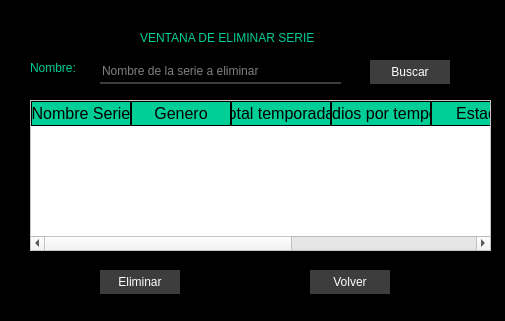
Qt form ProyectoFinal_Crud_Series-joel-parte/ventanaeliminar.ui (josiasarevalorm-jj/ProyectoFinal_Crud_Series) before a commit.
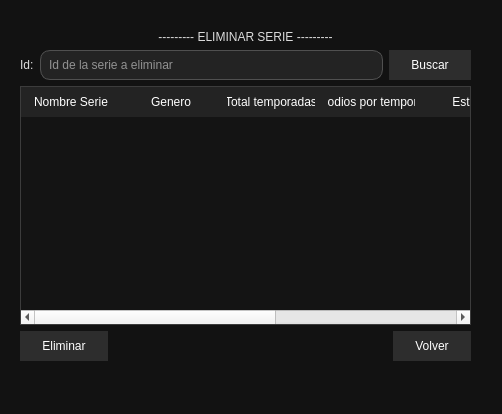
The same form after that commit.

```diff
--- a/ProyectoFinal_Crud_Series-joel-parte/ventanaeliminar.ui
+++ b/ProyectoFinal_Crud_Series-joel-parte/ventanaeliminar.ui
@@ -6,87 +6,89 @@
    <rect>
     <x>0</x>
     <y>0</y>
-    <width>505</width>
-    <height>321</height>
+    <width>502</width>
+    <height>414</height>
    </rect>
   </property>
-  <property name="palette">
-   <palette>
-    <active>
-     <colorrole role="Window">
-      <brush brushstyle="SolidPattern">
-       <color alpha="255">
-        <red>0</red>
-        <green>0</green>
-        <blue>0</blue>
-       </color>
-      </brush>
-     </colorrole>
-    </active>
-    <inactive>
-     <colorrole role="Window">
-      <brush brushstyle="SolidPattern">
-       <color alpha="255">
-        <red>0</red>
-        <green>0</green>
-        <blue>0</blue>
-       </color>
-      </brush>
-     </colorrole>
-    </inactive>
-    <disabled>
-     <colorrole role="Base">
-      <brush brushstyle="SolidPattern">
-       <color alpha="255">
-        <red>0</red>
-        <green>0</green>
-        <blue>0</blue>
-       </color>
-      </brush>
-     </colorrole>
-     <colorrole role="Window">
-      <brush brushstyle="SolidPattern">
-       <color alpha="255">
-        <red>0</red>
-        <green>0</green>
-        <blue>0</blue>
-       </color>
-      </brush>
-     </colorrole>
-    </disabled>
-   </palette>
-  </property>
   <property name="windowTitle">
    <string>Dialog</string>
   </property>
   <property name="styleSheet">
-   <string notr="true">QFrame {
-    background-color: rgb(61, 61, 61);
+   <string notr="true">/* =====================
+   FONDO DEL DIALOG
+===================== */
+QDialog {
+    background-color: rgb(18, 18, 18);
 }
 
-/* ---------- QLabel ---------- */
+/* =====================
+   TITULO ROJO
+===================== */
+QLabel#labelTitulo {
+    background-color: rgb(229, 9, 20);
+    color: white;
+    font: 87 18pt &quot;Arial Black&quot;;
+    border-radius: 14px;
+    padding: 8px;
+    qproperty-alignment: AlignCenter;
+}
+
+/* =====================
+   LABELS (TEXTOS)
+===================== */
 QLabel {
-    font: 87 12pt &quot;Arial Black&quot;;
-    background-color: #000000;
-    color: rgb(0, 206, 151);
-    border: 0px;
+    color: rgb(220, 220, 220);
+    font: 10pt &quot;Arial&quot;;
 }
 
-/* ---------- QLineEdit ---------- */
+/* =====================
+   INPUT TEXTO
+===================== */
 QLineEdit {
-    border: 0px;
-    border-bottom: 2px solid rgb(61, 61, 61);
-    color: rgb(255, 255, 255);
-    background-color: rgb(0, 0, 0);
-    font: 75 12pt &quot;Times New Roman&quot;;
+    background-color: rgb(35, 35, 35);
+    color: white;
+    border: 1px solid rgb(80, 80, 80);
+    border-radius: 10px;
+    padding: 6px;
 }
 
-/* ---------- QPushButton ---------- */
+/* =====================
+   SPINBOX
+===================== */
+QSpinBox {
+    background-color: rgb(35, 35, 35);
+    color: white;
+    border: 1px solid rgb(80, 80, 80);
+    border-radius: 10px;
+    padding: 4px;
+}
+
+/* =====================
+   COMBOBOX
+===================== */
+QComboBox {
+    background-color: rgb(35, 35, 35);
+    color: white;
+    border: 1px solid rgb(80, 80, 80);
+    border-radius: 10px;
+    padding: 5px;
+}
+
+QComboBox QAbstractItemView {
+    background-color: rgb(25, 25, 25);
+    color: white;
+    selection-background-color: rgb(229, 9, 20);
+}
+
+/* =====================
+   BOTONES
+===================== */
 QPushButton {
-    background-color: rgb(61, 61, 61);
-    border-radius: 15px;
-    color: rgb(255, 255, 255);
-    font: 77 10pt &quot;Arial Black&quot;;
+    background-color: rgb(45, 45, 45);
+    color: white;
+    font: 11pt &quot;Arial Black&quot;;
+    border-radius: 18px;
+    padding: 8px 22px;
 }
 
 QPushButton:hover {
@@ -94,75 +96,89 @@
     color: rgb(0, 0, 0);
 }
 
-/* ---------- QTableWidget ---------- */
+QPushButton:pressed {
+    background-color: rgb(180, 0, 0);
+}
 QTableWidget {
-    background-color: rgb(255, 255, 255);
-    color: rgb(0, 0, 0);
-    gridline-color: rgb(0, 206, 151);
-    font-size: 12pt;
+    background-color: rgb(20, 20, 20);
+    color: rgb(220, 220, 220);
+    gridline-color: rgb(60, 60, 60);
+    border: 1px solid rgb(60, 60, 60);
+    font: 10pt &quot;Segoe UI&quot;;
 }
 
-/* ---------- Encabezados ---------- */
+/* Encabezados */
 QHeaderView::section {
-    background-color: rgb(0, 206, 151);
-    border: 1px solid rgb(0, 0, 0);
-    font-size: 12pt;
+    background-color: rgb(35, 35, 35);
+    color: white;
+    font: 11pt &quot;Arial Black&quot;;
+    border: none;
+    padding: 6px;
 }
 
-/* ---------- Botón esquina tabla ---------- */
-QTableWidget QTableCornerButton::section {
-    background-color: rgb(0, 0, 0);
-    border: 1px solid rgb(0, 206, 151);
+/* Filas alternas */
+QTableWidget::item {
+    padding: 6px;
+}
+
+QTableWidget::item:selected {
+    background-color: rgb(229, 9, 20);
+    color: white;
+}
+
+/* Botón esquina (arriba izquierda) */
+QTableCornerButton::section {
+    background-color: rgb(35, 35, 35);
+    border: none;
 }</string>
   </property>
-  <widget class="QLabel" name="label">
+  <widget class="QWidget" name="">
    <property name="geometry">
     <rect>
-     <x>140</x>
+     <x>20</x>
      <y>30</y>
-     <width>251</width>
-     <height>16</height>
+     <width>451</width>
+     <height>331</height>
     </rect>
    </property>
+   <layout class="QVBoxLayout" name="verticalLayout">
+    <item>
+     <widget class="QLabel" name="label">
    <property name="text">
-    <string>VENTANA DE ELIMINAR SERIE</string>
-   </property>
-  </widget>
+       <string>--------- ELIMINAR SERIE ---------</string>
+      </property>
+      <property name="alignment">
+       <set>Qt::AlignmentFlag::AlignCenter</set>
+      </property>
+     </widget>
+    </item>
+    <item>
+     <layout class="QHBoxLayout" name="horizontalLayout_2">
+      <item>
   <widget class="QLabel" name="label_2">
-   <property name="geometry">
-    <rect>
-     <x>30</x>
-     <y>60</y>
-     <width>49</width>
-     <height>16</height>
-    </rect>
-   </property>
    <property name="text">
-    <string>Nombre:</string>
-   </property>
-  </widget>
-  <widget class="QLineEdit" name="txtNombre">
-   <property name="geometry">
-    <rect>
-     <x>100</x>
-     <y>60</y>
-     <width>241</width>
-     <height>24</height>
-    </rect>
-   </property>
+         <string>Id:</string>
+        </property>
+       </widget>
+      </item>
+      <item>
+       <widget class="QLineEdit" name="txtId">
    <property name="placeholderText">
-    <string>Nombre de la serie a eliminar</string>
-   </property>
-  </widget>
+         <string>Id de la serie a eliminar</string>
+        </property>
+       </widget>
+      </item>
+      <item>
+       <widget class="QPushButton" name="btnBuscar">
+        <property name="text">
+         <string>Buscar</string>
+        </property>
+       </widget>
+      </item>
+     </layout>
+    </item>
+    <item>
   <widget class="QTableWidget" name="tablaEliminar">
-   <property name="geometry">
-    <rect>
-     <x>30</x>
-     <y>100</y>
-     <width>461</width>
-     <height>151</height>
-    </rect>
-   </property>
    <column>
     <property name="text">
      <string>Nombre Serie</string>
@@ -199,44 +215,39 @@
     </property>
    </column>
   </widget>
-  <widget class="QPushButton" name="btnVolver">
-   <property name="geometry">
-    <rect>
-     <x>310</x>
-     <y>270</y>
-     <width>80</width>
-     <height>24</height>
-    </rect>
-   </property>
-   <property name="text">
-    <string>Volver</string>
-   </property>
-  </widget>
+    </item>
+    <item>
+     <layout class="QHBoxLayout" name="horizontalLayout">
+      <item>
   <widget class="QPushButton" name="btnEliminar">
-   <property name="geometry">
-    <rect>
-     <x>100</x>
-     <y>270</y>
-     <width>80</width>
-     <height>24</height>
-    </rect>
-   </property>
    <property name="text">
     <string>Eliminar</string>
    </property>
   </widget>
-  <widget class="QPushButton" name="btnBuscar">
-   <property name="geometry">
-    <rect>
-     <x>370</x>
-     <y>60</y>
-     <width>80</width>
-     <height>24</height>
-    </rect>
-   </property>
+      </item>
+      <item>
+       <spacer name="horizontalSpacer">
+        <property name="orientation">
+         <enum>Qt::Orientation::Horizontal</enum>
+        </property>
+        <property name="sizeHint" stdset="0">
+         <size>
+          <width>40</width>
+          <height>20</height>
+         </size>
+        </property>
+       </spacer>
+      </item>
+      <item>
+       <widget class="QPushButton" name="btnVolver">
    <property name="text">
-    <string>Buscar</string>
-   </property>
+         <string>Volver</string>
+        </property>
+       </widget>
+      </item>
+     </layout>
+    </item>
+   </layout>
   </widget>
  </widget>
  <resources/>
```
Left out of the diff: 3 changed lines with no effect on the pictures. Lines whose indentation alone changed are shown as unchanged.
